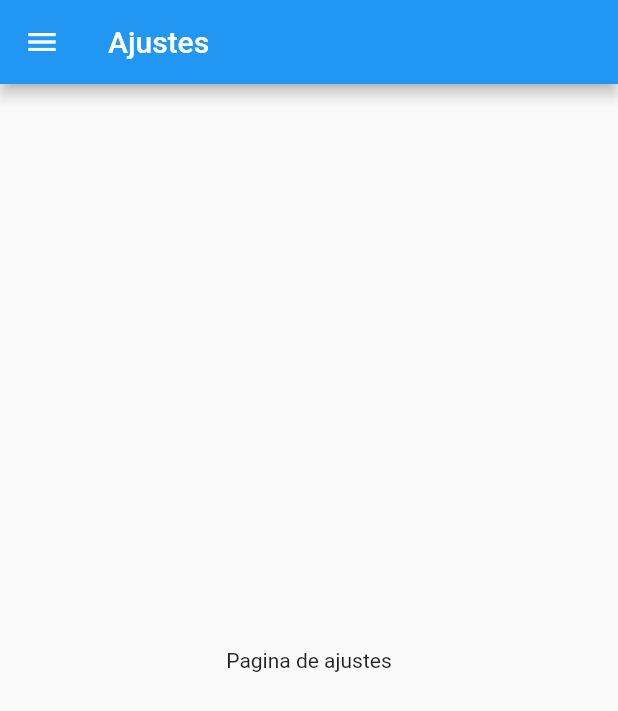
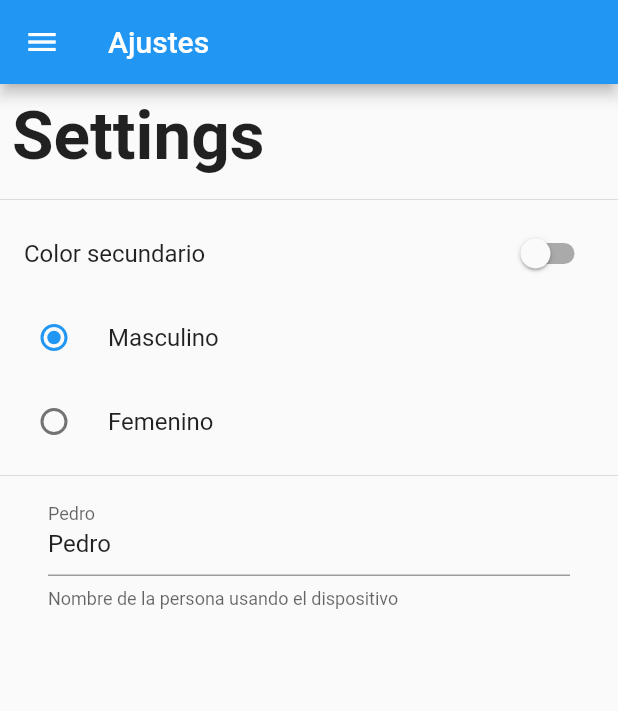
Before and after one commit to AlanCasasArevalo/User_Preference_Flutter, a Flutter app: the SettingsPage screen opened by its route, on a phone screen of 412 x 824 dp. Shown: the top 711 px of the screen. Run offline on Flutter 3.47's test engine with Material 2 defaults, Android fonts, the phone set to English and light mode, and no system bars.

```diff
--- a/lib/src/page/settings_page.dart
+++ b/lib/src/page/settings_page.dart
@@ -1,9 +1,28 @@
 import 'package:flutter/material.dart';
 import 'package:user_preference_app/src/widgets/menu_widget.dart';
 
-class SettingsPage extends StatelessWidget {
+class SettingsPage extends StatefulWidget {
+  static final String routeName = 'settings_page';
 
-  static final String routeName = 'settings_page';
+  @override
+  _SettingsPageState createState() => _SettingsPageState();
+}
+
+class _SettingsPageState extends State<SettingsPage> {
+  bool _secondColor;
+  int _gender;
+  String _userName;
+
+  TextEditingController _textEditingController;
+
+  @override
+  void initState() {
+    super.initState();
+    _secondColor = false;
+    _gender = 1;
+    _userName = 'Pedro';
+    _textEditingController = TextEditingController(text: _userName);
+  }
 
   @override
   Widget build(BuildContext context) {
@@ -12,9 +31,65 @@ class SettingsPage extends StatelessWidget {
         title: Text('Ajustes'),
       ),
       drawer: MenuWidget(),
-      body: Center(
-        child: Text('Pagina de ajustes'),
+      body: ListView(
+        children: [
+          Container(
+            padding: EdgeInsets.all(8),
+            child: Text(
+              'Settings',
+              style: TextStyle(fontSize: 45, fontWeight: FontWeight.bold),
+            ),
+          ),
+          Divider(),
+          SwitchListTile(
+              title: Text('Color secundario'),
+              value: _secondColor,
+              onChanged: (isChange) {
+                _changeSwitch(isChange);
+              }),
+          RadioListTile(
+              title: Text('Masculino'),
+              value: 1,
+              groupValue: _gender,
+              onChanged: (value) {
+                _changeRadioButton(value);
+              }),
+          RadioListTile(
+              title: Text('Femenino'),
+              value: 2,
+              groupValue: _gender,
+              onChanged: (value) {
+                _changeRadioButton(value);
+              }),
+          Divider(),
+          Container(
+            padding: EdgeInsets.symmetric(horizontal: 32),
+            child: TextField(
+              controller: _textEditingController,
+              decoration: InputDecoration(
+                  labelText: _userName,
+                  helperText: 'Nombre de la persona usando el dispositivo'),
+              onChanged: (inputText) {
+                setState(() {
+                  _userName = inputText;
+                });
+              },
+            ),
+          )
+        ],
       ),
     );
   }
+
+  void _changeSwitch(bool isChange) {
+    setState(() {
+      _secondColor = isChange;
+    });
+  }
+
+  void _changeRadioButton(int value) {
+    setState(() {
+      _gender = value;
+    });
+  }
 }
```
